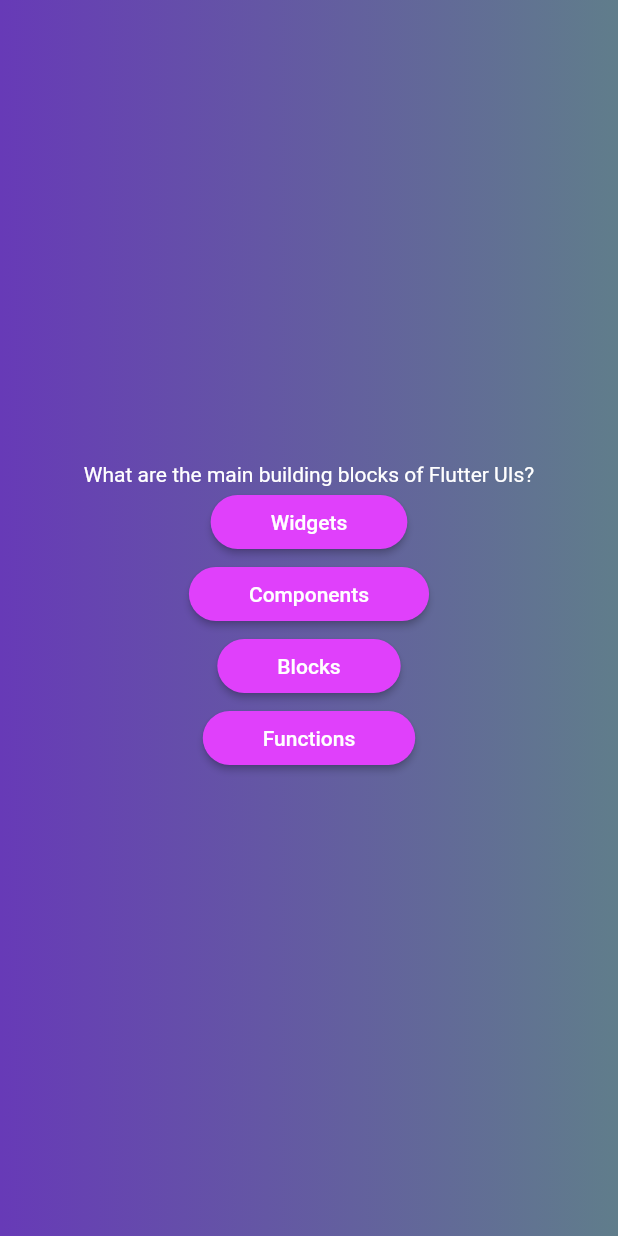
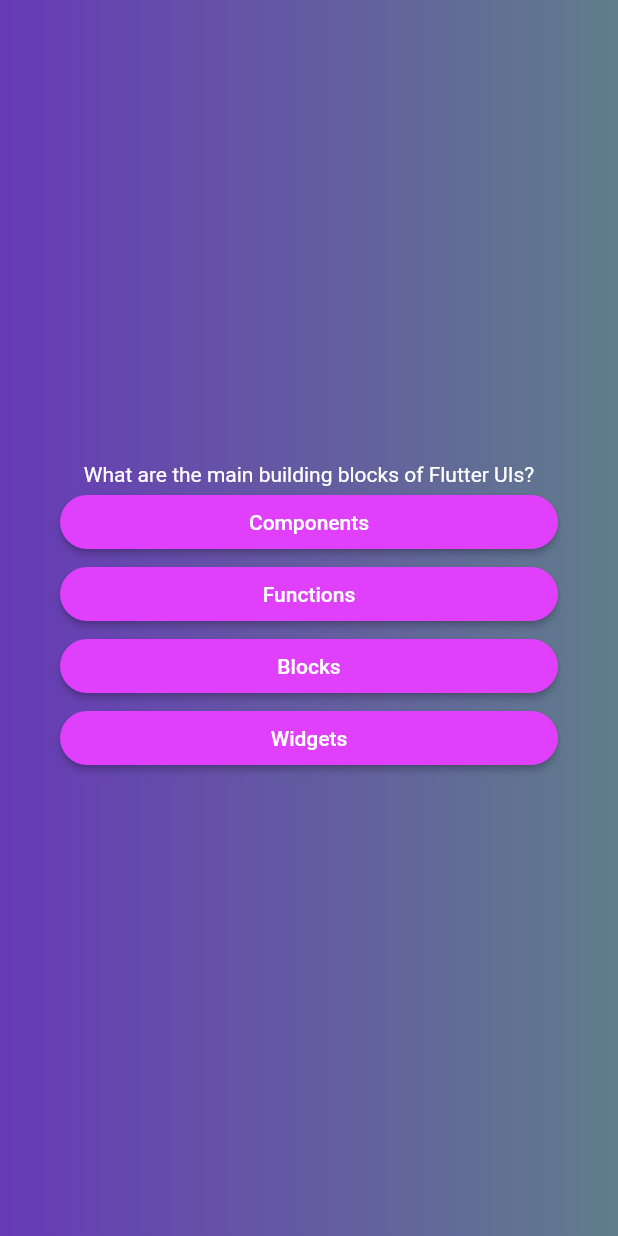
Before and after one commit to CastleArg/flutter-quiz, a Flutter app: the screen it shows after launch, after a tap on "click me!!", on a phone screen of 412 x 824 dp. Run offline on Flutter 3.47's test engine with Material 2 defaults, Android fonts, the phone set to English and light mode, and no system bars.

```diff
--- a/lib/model/question.model.dart
+++ b/lib/model/question.model.dart
@@ -2,4 +2,10 @@ class Question {
   const Question(this.text, this.answers);
   final String text;
   final List<String> answers;
+
+  List<String> getShuffledAnswers() {
+    final shuffledAnswers = List.of(answers);
+    shuffledAnswers.shuffle();
+    return shuffledAnswers;
+  }
 }
--- a/lib/questions_screen.dart
+++ b/lib/questions_screen.dart
@@ -19,18 +19,23 @@ class _QuestionScreenState extends State<QuestionScreen> {
 
     return SizedBox(
       width: double.infinity,
+      child: Container(
+        margin: const EdgeInsets.all(40),
         child: Column(
           mainAxisAlignment: MainAxisAlignment.center,
+          crossAxisAlignment: CrossAxisAlignment.stretch,
           children: [
             Text(
               currentQuestion.text,
+              textAlign: TextAlign.center,
               style: const TextStyle(color: Colors.white),
             ),
-          ...currentQuestion.answers.map((e) {
+            ...currentQuestion.getShuffledAnswers().map((e) {
               return AnswerButton(answerText: e, onTap: () {});
             }).toList(),
           ],
         ),
+      ),
     );
   }
 }
```
Lines whose indentation alone changed are shown as unchanged.
